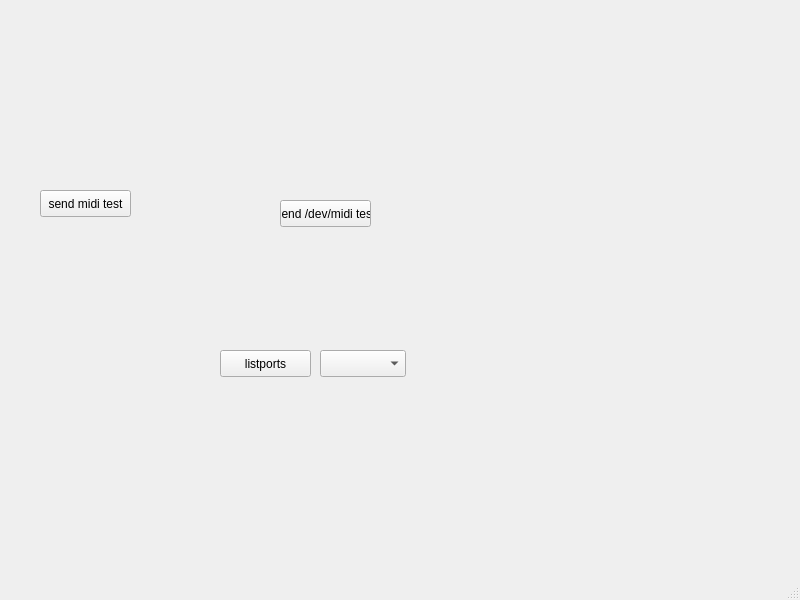
Above: cuteRTMIDI/mainwindow.ui from netpipe/MIDITools before the change. Below: the same form after it.
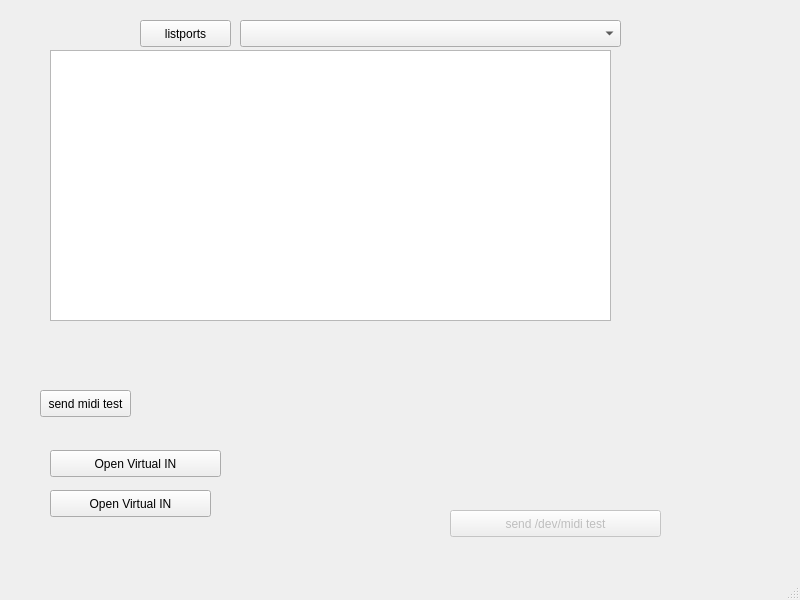
That is the form after the change.

Diff of the .ui file:
```diff
--- a/cuteRTMIDI/mainwindow.ui
+++ b/cuteRTMIDI/mainwindow.ui
@@ -18,7 +18,7 @@
     <property name="geometry">
      <rect>
       <x>40</x>
-      <y>190</y>
+      <y>390</y>
       <width>91</width>
       <height>27</height>
      </rect>
@@ -28,11 +28,14 @@
     </property>
    </widget>
    <widget class="QPushButton" name="pushButton_2">
+    <property name="enabled">
+     <bool>false</bool>
+    </property>
     <property name="geometry">
      <rect>
-      <x>280</x>
-      <y>200</y>
-      <width>91</width>
+      <x>450</x>
+      <y>510</y>
+      <width>211</width>
       <height>27</height>
      </rect>
     </property>
@@ -43,8 +46,8 @@
    <widget class="QPushButton" name="pushButton_3">
     <property name="geometry">
      <rect>
-      <x>220</x>
-      <y>350</y>
+      <x>140</x>
+      <y>20</y>
       <width>91</width>
       <height>27</height>
      </rect>
@@ -56,13 +59,49 @@
    <widget class="QComboBox" name="comboBox">
     <property name="geometry">
      <rect>
-      <x>320</x>
-      <y>350</y>
-      <width>86</width>
+      <x>240</x>
+      <y>20</y>
+      <width>381</width>
       <height>27</height>
      </rect>
     </property>
    </widget>
+   <widget class="QListWidget" name="listWidget">
+    <property name="geometry">
+     <rect>
+      <x>50</x>
+      <y>50</y>
+      <width>561</width>
+      <height>271</height>
+     </rect>
+    </property>
+   </widget>
+   <widget class="QPushButton" name="virtOutBTN">
+    <property name="geometry">
+     <rect>
+      <x>50</x>
+      <y>450</y>
+      <width>171</width>
+      <height>27</height>
+     </rect>
+    </property>
+    <property name="text">
+     <string>Open Virtual IN</string>
+    </property>
+   </widget>
+   <widget class="QPushButton" name="virtInBTN">
+    <property name="geometry">
+     <rect>
+      <x>50</x>
+      <y>490</y>
+      <width>161</width>
+      <height>27</height>
+     </rect>
+    </property>
+    <property name="text">
+     <string>Open Virtual IN</string>
+    </property>
+   </widget>
   </widget>
   <widget class="QMenuBar" name="menubar">
    <property name="geometry">
```
Left out of the diff: 4 changed lines with no effect on the pictures.
